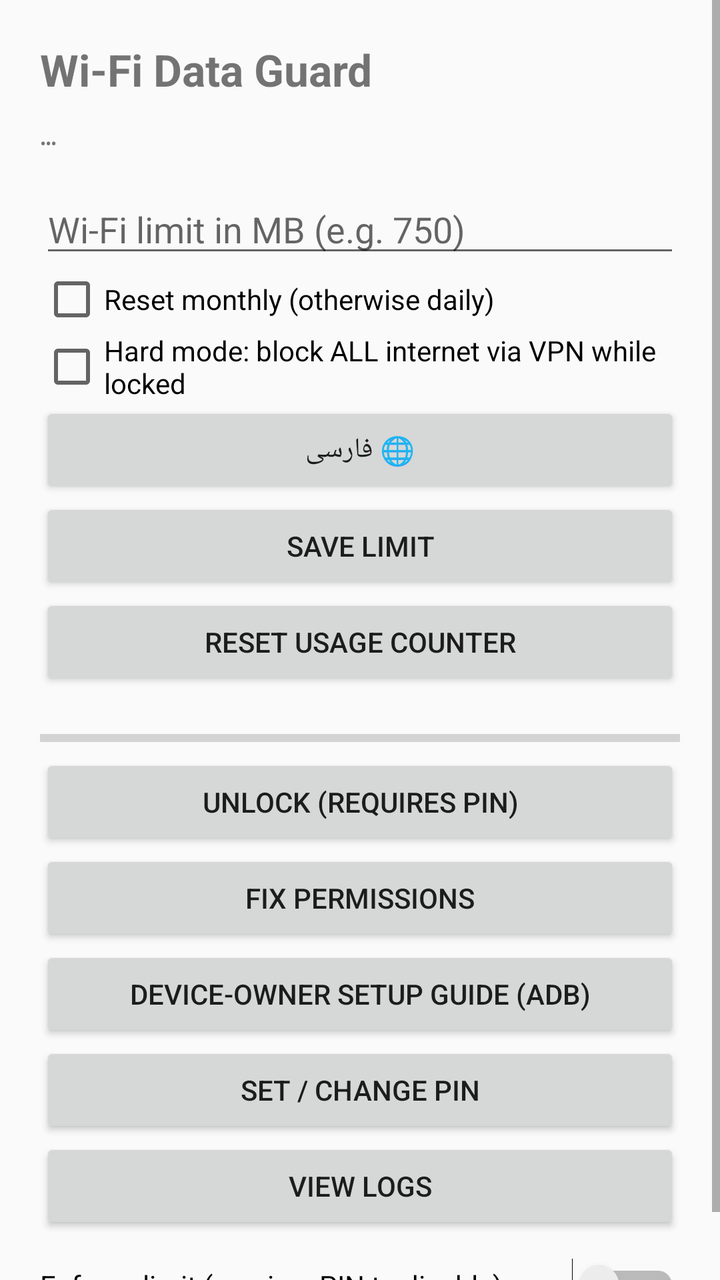
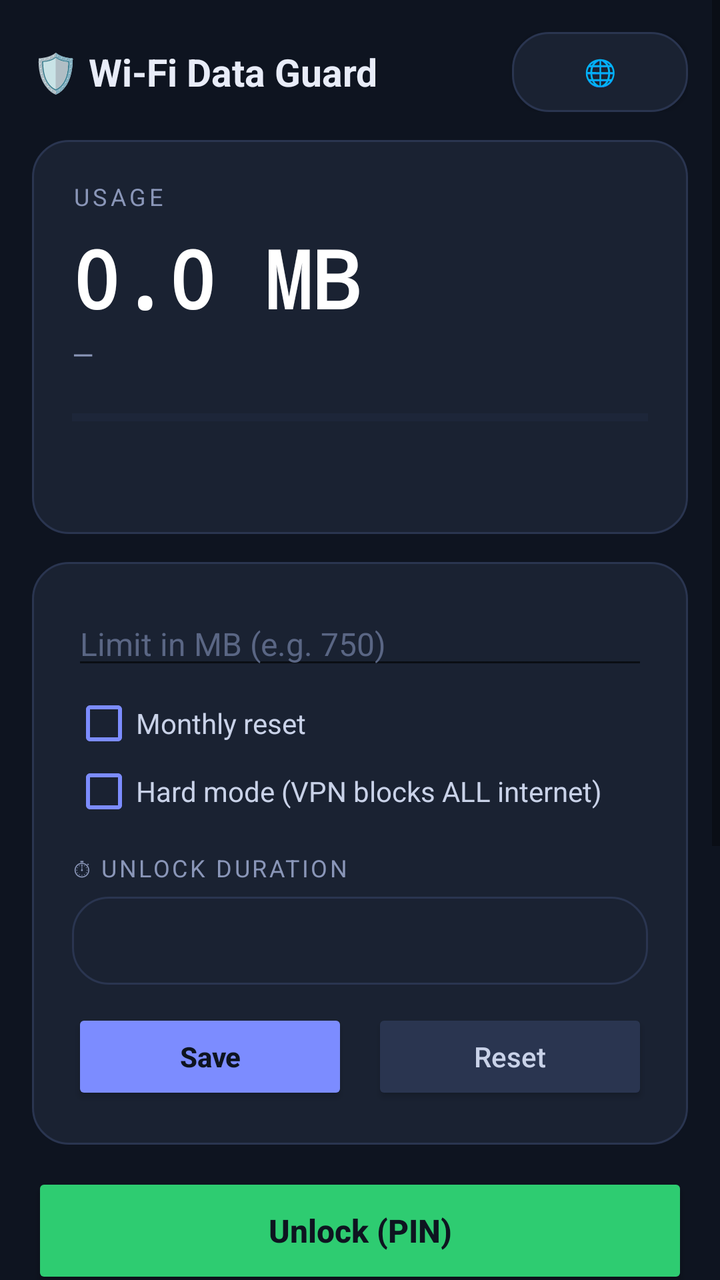

Two renders of the same Android screen: before a commit and after it. Below are the layout's source before the change and the commit's diff.
<!-- AndroidManifest.xml: application theme Theme.DataGuard -->
<!-- res/layout/activity_main.xml -->
<?xml version="1.0" encoding="utf-8"?>
<ScrollView xmlns:android="http://schemas.android.com/apk/res/android"
    android:layout_width="match_parent"
    android:layout_height="match_parent">

    <LinearLayout
        android:orientation="vertical"
        android:padding="20dp"
        android:layout_width="match_parent"
        android:layout_height="wrap_content">

        <TextView
            android:layout_width="wrap_content"
            android:layout_height="wrap_content"
            android:text="Wi-Fi Data Guard"
            android:textSize="22sp"
            android:textStyle="bold"/>

        <TextView
            android:id="@+id/tvStatus"
            android:layout_width="match_parent"
            android:layout_height="wrap_content"
            android:layout_marginTop="8dp"
            android:typeface="monospace"
            android:textSize="14sp"
            android:text="…"/>

        <EditText
            android:id="@+id/etLimit"
            android:layout_width="match_parent"
            android:layout_height="wrap_content"
            android:layout_marginTop="16dp"
            android:inputType="numberDecimal"
            android:hint="Wi-Fi limit in MB (e.g. 750)"/>

        <CheckBox
            android:id="@+id/cbMonthly"
            android:layout_width="wrap_content"
            android:layout_height="wrap_content"
            android:text="Reset monthly (otherwise daily)"/>

        <CheckBox
            android:id="@+id/cbHard"
            android:layout_width="wrap_content"
            android:layout_height="wrap_content"
            android:text="Hard mode: block ALL internet via VPN while locked"/>
        <Button
            android:id="@+id/btnLang"
            android:layout_width="match_parent"
            android:layout_height="wrap_content"
            android:text="🌐 فارسی"/>
        <Button
            android:id="@+id/btnSave"
            android:layout_width="match_parent"
            android:layout_height="wrap_content"
            android:text="Save limit"/>

        <Button
            android:id="@+id/btnReset"
            android:layout_width="match_parent"
            android:layout_height="wrap_content"
            android:text="Reset usage counter"/>

        <ProgressBar
            android:id="@+id/pbUsage"
            style="?android:attr/progressBarStyleHorizontal"
            android:layout_width="match_parent"
            android:layout_height="wrap_content"
            android:layout_marginTop="16dp"
            android:max="100"/>

        <Button
            android:id="@+id/btnUnlock"
            android:layout_width="match_parent"
            android:layout_height="wrap_content"
            android:text="Unlock (requires PIN)"/>

        <Button
            android:id="@+id/btnGrant"
            android:layout_width="match_parent"
            android:layout_height="wrap_content"
            android:text="Fix permissions"/>

        <Button
            android:id="@+id/btnOwner"
            android:layout_width="match_parent"
            android:layout_height="wrap_content"
            android:text="Device-owner setup guide (adb)"/>

        <Button
            android:id="@+id/btnPin"
            android:layout_width="match_parent"
            android:layout_height="wrap_content"
            android:text="Set / change PIN"/>

        <Button
            android:id="@+id/btnLogs"
            android:layout_width="match_parent"
            android:layout_height="wrap_content"
            android:text="View logs"/>

        <Switch
            android:id="@+id/swMonitor"
            android:layout_width="match_parent"
            android:layout_height="wrap_content"
            android:layout_marginTop="12dp"
            android:text="Enforce limit (requires PIN to disable)"/>
    </LinearLayout>
</ScrollView>
<!-- resources referenced by this layout -->
<resources>
  <style name="Theme.DataGuard" parent="Theme.AppCompat.DayNight.NoActionBar" />
</resources>

<!-- the commit's change to res/layout/activity_main.xml (unified diff, before → after) -->
@@ -1,109 +1,270 @@
 <?xml version="1.0" encoding="utf-8"?>
 <ScrollView xmlns:android="http://schemas.android.com/apk/res/android"
     android:layout_width="match_parent"
-    android:layout_height="match_parent">
+    android:layout_height="match_parent"
+    android:background="#0E1420"
+    android:fillViewport="true">
 
     <LinearLayout
         android:orientation="vertical"
-        android:padding="20dp"
+        android:padding="16dp"
         android:layout_width="match_parent"
         android:layout_height="wrap_content">
 
-        <TextView
-            android:layout_width="wrap_content"
-            android:layout_height="wrap_content"
-            android:text="Wi-Fi Data Guard"
-            android:textSize="22sp"
-            android:textStyle="bold"/>
-
-        <TextView
-            android:id="@+id/tvStatus"
-            android:layout_width="match_parent"
-            android:layout_height="wrap_content"
-            android:layout_marginTop="8dp"
-            android:typeface="monospace"
-            android:textSize="14sp"
-            android:text="…"/>
-
-        <EditText
-            android:id="@+id/etLimit"
-            android:layout_width="match_parent"
-            android:layout_height="wrap_content"
-            android:layout_marginTop="16dp"
-            android:inputType="numberDecimal"
-            android:hint="Wi-Fi limit in MB (e.g. 750)"/>
-
-        <CheckBox
-            android:id="@+id/cbMonthly"
-            android:layout_width="wrap_content"
-            android:layout_height="wrap_content"
-            android:text="Reset monthly (otherwise daily)"/>
-
-        <CheckBox
-            android:id="@+id/cbHard"
-            android:layout_width="wrap_content"
-            android:layout_height="wrap_content"
-            android:text="Hard mode: block ALL internet via VPN while locked"/>
-        <Button
-            android:id="@+id/btnLang"
-            android:layout_width="match_parent"
-            android:layout_height="wrap_content"
-            android:text="🌐 فارسی"/>
-        <Button
-            android:id="@+id/btnSave"
-            android:layout_width="match_parent"
-            android:layout_height="wrap_content"
-            android:text="Save limit"/>
-
-        <Button
-            android:id="@+id/btnReset"
-            android:layout_width="match_parent"
-            android:layout_height="wrap_content"
-            android:text="Reset usage counter"/>
-
-        <ProgressBar
-            android:id="@+id/pbUsage"
-            style="?android:attr/progressBarStyleHorizontal"
-            android:layout_width="match_parent"
-            android:layout_height="wrap_content"
-            android:layout_marginTop="16dp"
-            android:max="100"/>
-
+        
+        <LinearLayout
+            android:orientation="horizontal"
+            android:gravity="center_vertical"
+            android:layout_width="match_parent"
+            android:layout_height="wrap_content">
+
+            <TextView
+                android:layout_width="0dp"
+                android:layout_weight="1"
+                android:layout_height="wrap_content"
+                android:text="🛡 Wi-Fi Data Guard"
+                android:textSize="19sp"
+                android:textStyle="bold"
+                android:textColor="#E8ECF8"/>
+
+            <Button
+                android:id="@+id/btnLang"
+                android:layout_width="wrap_content"
+                android:layout_height="40dp"
+                android:background="@drawable/bg_card"
+                android:textColor="#E8ECF8"
+                android:textSize="13sp"
+                android:textAllCaps="false"
+                android:paddingStart="14dp"
+                android:paddingEnd="14dp"
+                android:text="🌐"/>
+        </LinearLayout>
+
+        
+        <LinearLayout
+            android:orientation="vertical"
+            android:background="@drawable/bg_card"
+            android:padding="20dp"
+            android:layout_marginTop="14dp"
+            android:layout_width="match_parent"
+            android:layout_height="wrap_content">
+
+            <TextView
+                android:id="@+id/tvStatusTitle"
+                android:layout_width="wrap_content"
+                android:layout_height="wrap_content"
+                android:textSize="12sp"
+                android:letterSpacing="0.15"
+                android:textAllCaps="true"
+                android:textColor="#8A96B8"
+                android:text="USAGE"/>
+
+            <TextView
+                android:id="@+id/tvUsageBig"
+                android:layout_width="wrap_content"
+                android:layout_height="wrap_content"
+                android:layout_marginTop="6dp"
+                android:textSize="40sp"
+                android:textStyle="bold"
+                android:textColor="#FFFFFF"
+                android:typeface="monospace"
+                android:text="0.0 MB"/>
+
+            <TextView
+                android:id="@+id/tvUsageSub"
+                android:layout_width="wrap_content"
+                android:layout_height="wrap_content"
+                android:layout_marginTop="2dp"
+                android:textSize="14sp"
+                android:textColor="#8A96B8"
+                android:text="—"/>
+
+            <ProgressBar
+                android:id="@+id/pbUsage"
+                style="?android:attr/progressBarStyleHorizontal"
+                android:layout_width="match_parent"
+                android:layout_height="wrap_content"
+                android:layout_marginTop="14dp"
+                android:max="100"
+                android:progressTint="#7C8CFF"
+                android:progressBackgroundTint="#2A3550"/>
+
+            <TextView
+                android:id="@+id/tvStatus"
+                android:layout_width="match_parent"
+                android:layout_height="wrap_content"
+                android:layout_marginTop="14dp"
+                android:typeface="monospace"
+                android:textSize="12sp"
+                android:lineSpacingExtra="3dp"
+                android:textColor="#8A96B8"
+                android:text=""/>
+        </LinearLayout>
+
+        
+        <LinearLayout
+            android:orientation="vertical"
+            android:background="@drawable/bg_card"
+            android:padding="20dp"
+            android:layout_marginTop="14dp"
+            android:layout_width="match_parent"
+            android:layout_height="wrap_content">
+
+            <EditText
+                android:id="@+id/etLimit"
+                android:layout_width="match_parent"
+                android:layout_height="wrap_content"
+                android:inputType="numberDecimal"
+                android:hint="Limit in MB (e.g. 750)"
+                android:textColor="#FFFFFF"
+                android:textColorHint="#5A6684"
+                android:textSize="16sp"/>
+
+            <CheckBox
+                android:id="@+id/cbMonthly"
+                android:layout_width="wrap_content"
+                android:layout_height="wrap_content"
+                android:layout_marginTop="6dp"
+                android:textColor="#C9D2E8"
+                android:buttonTint="#7C8CFF"
+                android:textSize="14sp"
+                android:text="Monthly reset"/>
+
+            <CheckBox
+                android:id="@+id/cbHard"
+                android:layout_width="wrap_content"
+                android:layout_height="wrap_content"
+                android:layout_marginTop="2dp"
+                android:textColor="#C9D2E8"
+                android:buttonTint="#7C8CFF"
+                android:textSize="14sp"
+                android:text="Hard mode (VPN blocks ALL internet)"/>
+
+            <TextView
+                android:layout_width="wrap_content"
+                android:layout_height="wrap_content"
+                android:layout_marginTop="14dp"
+                android:textSize="12sp"
+                android:letterSpacing="0.1"
+                android:textAllCaps="true"
+                android:textColor="#8A96B8"
+                android:text="⏱ UNLOCK DURATION"/>
+
+            <Spinner
+                android:id="@+id/spUnlock"
+                android:layout_width="match_parent"
+                android:layout_height="44dp"
+                android:layout_marginTop="6dp"
+                android:background="@drawable/bg_card"
+                android:padding="8dp"/>
+
+            <LinearLayout
+                android:orientation="horizontal"
+                android:layout_marginTop="12dp"
+                android:layout_width="match_parent"
+                android:layout_height="wrap_content">
+
+                <Button
+                    android:id="@+id/btnSave"
+                    android:layout_width="0dp"
+                    android:layout_weight="1"
+                    android:layout_height="48dp"
+                    android:layout_marginEnd="6dp"
+                    android:backgroundTint="#7C8CFF"
+                    android:textColor="#0E1420"
+                    android:textStyle="bold"
+                    android:textAllCaps="false"
+                    android:text="Save"/>
+
+                <Button
+                    android:id="@+id/btnReset"
+                    android:layout_width="0dp"
+                    android:layout_weight="1"
+                    android:layout_height="48dp"
+                    android:layout_marginStart="6dp"
+                    android:backgroundTint="#2A3550"
+                    android:textColor="#C9D2E8"
+                    android:textAllCaps="false"
+                    android:text="Reset"/>
+            </LinearLayout>
+        </LinearLayout>
+
+        
         <Button
             android:id="@+id/btnUnlock"
             android:layout_width="match_parent"
-            android:layout_height="wrap_content"
-            android:text="Unlock (requires PIN)"/>
-
-        <Button
-            android:id="@+id/btnGrant"
-            android:layout_width="match_parent"
-            android:layout_height="wrap_content"
-            android:text="Fix permissions"/>
-
-        <Button
-            android:id="@+id/btnOwner"
-            android:layout_width="match_parent"
-            android:layout_height="wrap_content"
-            android:text="Device-owner setup guide (adb)"/>
-
-        <Button
-            android:id="@+id/btnPin"
-            android:layout_width="match_parent"
-            android:layout_height="wrap_content"
-            android:text="Set / change PIN"/>
-
-        <Button
-            android:id="@+id/btnLogs"
-            android:layout_width="match_parent"
-            android:layout_height="wrap_content"
-            android:text="View logs"/>
-
-        <Switch
-            android:id="@+id/swMonitor"
+            android:layout_height="58dp"
+            android:layout_marginTop="14dp"
+            android:textSize="16sp"
+            android:textStyle="bold"
+            android:backgroundTint="#2ECC71"
+            android:textColor="#0E1420"
+            android:textAllCaps="false"
+            android:text="Unlock (PIN)"/>
+
+        
+        <LinearLayout
+            android:orientation="vertical"
+            android:background="@drawable/bg_card"
+            android:padding="16dp"
+            android:layout_marginTop="14dp"
+            android:layout_width="match_parent"
+            android:layout_height="wrap_content">
+
+            <Button
+                android:id="@+id/btnGrant"
+                android:layout_width="match_parent"
+                android:layout_height="wrap_content"
+                android:backgroundTint="#2A3550"
+                android:textColor="#C9D2E8"
+                android:textAllCaps="false"
+                android:text="Fix permissions"/>
+
+            <Button
+                android:id="@+id/btnPin"
+                android:layout_width="match_parent"
+                android:layout_height="wrap_content"
+                android:backgroundTint="#2A3550"
+                android:textColor="#C9D2E8"
+                android:textAllCaps="false"
+                android:text="Set / change PIN"/>
+
+            <Button
+                android:id="@+id/btnLogs"
+                android:layout_width="match_parent"
+                android:layout_height="wrap_content"
+                android:backgroundTint="#2A3550"
+                android:textColor="#C9D2E8"
+                android:textAllCaps="false"
+                android:text="View logs"/>
+
+            <Button
+                android:id="@+id/btnOwner"
+                android:layout_width="match_parent"
+                android:layout_height="wrap_content"
+                android:backgroundTint="#2A3550"
+                android:textColor="#C9D2E8"
+                android:textAllCaps="false"
+                android:text="Device-owner guide (adb)"/>
+
+            <Switch
+                android:id="@+id/swMonitor"
+                android:layout_width="match_parent"
+                android:layout_height="wrap_content"
+                android:layout_marginTop="8dp"
+                android:textColor="#C9D2E8"
+                android:textSize="15sp"
+                android:text="Enforce limit"/>
+        </LinearLayout>
+
+        <TextView
             android:layout_width="match_parent"
             android:layout_height="wrap_content"
             android:layout_marginTop="12dp"
-            android:text="Enforce limit (requires PIN to disable)"/>
+            android:layout_marginBottom="8dp"
+            android:gravity="center"
+            android:textSize="11sp"
+            android:textColor="#5A6684"
+            android:text="😈 little devil edition"/>
     </LinearLayout>
 </ScrollView>
<!-- resource entries referenced after the edit -->
@@ -1,5 +1,13 @@
 <!-- resources referenced by this layout -->
 <resources>
+  <!-- drawable bg_card (drawable) -->
+  <?xml version="1.0" encoding="utf-8"?>
+  <shape xmlns:android="http://schemas.android.com/apk/res/android"
+      android:shape="rectangle">
+      <solid android:color="#1A2232"/>
+      <corners android:radius="18dp"/>
+      <stroke android:width="1dp" android:color="#2A3550"/>
+  </shape>
   <style name="Theme.DataGuard" parent="Theme.AppCompat.DayNight.NoActionBar" />
 </resources>
 
